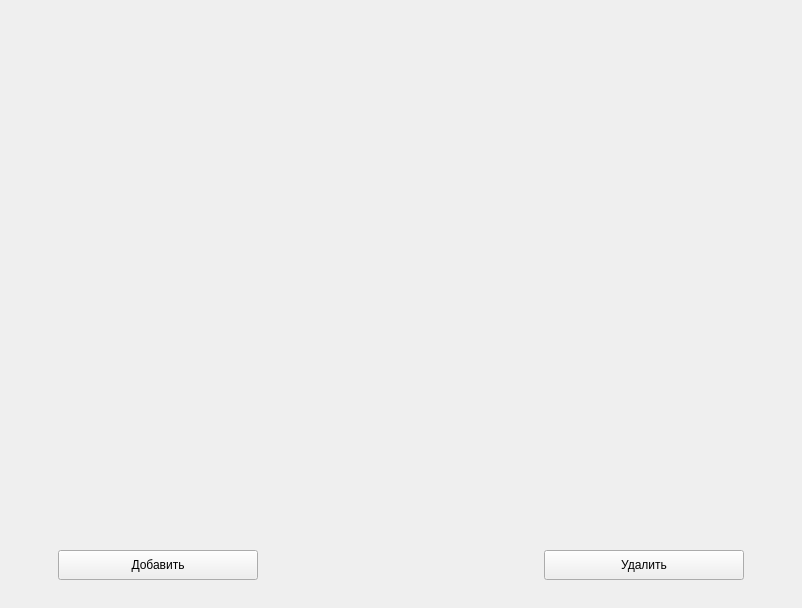
This is src/mainSGS/mainwindow.ui in GanenSS/ToDo_List as Qt 5 draws it before an edit. The edited form follows.
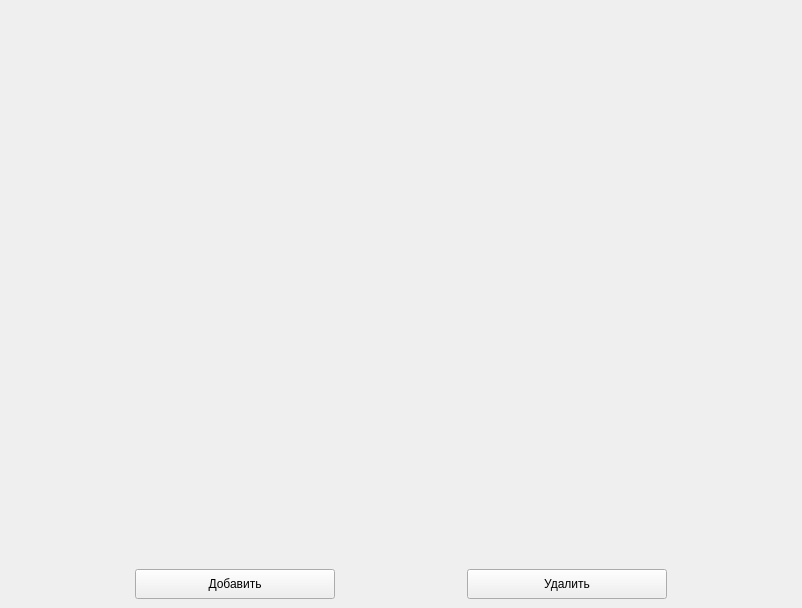
This is the edited form. Icons and pictures are not drawn.

Patch:
```diff
--- a/src/mainSGS/mainwindow.ui
+++ b/src/mainSGS/mainwindow.ui
@@ -36,49 +36,31 @@
    <bool>false</bool>
   </property>
   <widget class="QWidget" name="centralwidget">
-   <widget class="QWidget" name="widget" native="true">
-    <property name="enabled">
-     <bool>true</bool>
-    </property>
-    <property name="geometry">
-     <rect>
-      <x>11</x>
-      <y>27</y>
-      <width>779</width>
-      <height>500</height>
-     </rect>
-    </property>
-    <property name="sizePolicy">
-     <sizepolicy hsizetype="Fixed" vsizetype="Fixed">
-      <horstretch>0</horstretch>
-      <verstretch>0</verstretch>
-     </sizepolicy>
-    </property>
+   <layout class="QGridLayout" name="gridLayout">
+    <item row="2" column="3">
+     <widget class="QPushButton" name="removeButton">
     <property name="minimumSize">
      <size>
-      <width>779</width>
-      <height>500</height>
+        <width>200</width>
+        <height>30</height>
      </size>
     </property>
     <property name="maximumSize">
      <size>
-      <width>779</width>
-      <height>500</height>
-     </size>
-    </property>
-    <property name="autoFillBackground">
-     <bool>true</bool>
-    </property>
-   </widget>
+        <width>200</width>
+        <height>30</height>
+       </size>
+      </property>
+      <property name="styleSheet">
+       <string notr="true"/>
+      </property>
+      <property name="text">
+       <string>Удалить</string>
+      </property>
+     </widget>
+    </item>
+    <item row="2" column="1">
    <widget class="QPushButton" name="addButton">
-    <property name="geometry">
-     <rect>
-      <x>58</x>
-      <y>550</y>
-      <width>200</width>
-      <height>30</height>
-     </rect>
-    </property>
     <property name="sizePolicy">
      <sizepolicy hsizetype="Minimum" vsizetype="Minimum">
       <horstretch>0</horstretch>
@@ -104,34 +86,50 @@
      <string>Добавить</string>
     </property>
    </widget>
-   <widget class="QPushButton" name="removeButton">
-    <property name="geometry">
-     <rect>
-      <x>544</x>
-      <y>550</y>
-      <width>200</width>
-      <height>30</height>
-     </rect>
-    </property>
-    <property name="minimumSize">
+    </item>
+    <item row="2" column="4">
+     <spacer name="horizontalSpacer_2">
+      <property name="orientation">
+       <enum>Qt::Horizontal</enum>
+      </property>
+      <property name="sizeHint" stdset="0">
      <size>
-      <width>200</width>
-      <height>30</height>
-     </size>
-    </property>
-    <property name="maximumSize">
+        <width>40</width>
+        <height>20</height>
+       </size>
+      </property>
+     </spacer>
+    </item>
+    <item row="2" column="2">
+     <spacer name="horizontalSpacer_3">
+      <property name="orientation">
+       <enum>Qt::Horizontal</enum>
+      </property>
+      <property name="sizeHint" stdset="0">
      <size>
-      <width>200</width>
-      <height>30</height>
-     </size>
-    </property>
-    <property name="styleSheet">
-     <string notr="true"/>
-    </property>
-    <property name="text">
-     <string>Удалить</string>
-    </property>
-   </widget>
+        <width>40</width>
+        <height>20</height>
+       </size>
+      </property>
+     </spacer>
+    </item>
+    <item row="2" column="0">
+     <spacer name="horizontalSpacer">
+      <property name="orientation">
+       <enum>Qt::Horizontal</enum>
+      </property>
+      <property name="sizeHint" stdset="0">
+       <size>
+        <width>40</width>
+        <height>20</height>
+       </size>
+      </property>
+     </spacer>
+    </item>
+    <item row="1" column="0" colspan="5">
+     <widget class="QWidget" name="widget" native="true"/>
+    </item>
+   </layout>
   </widget>
  </widget>
  <resources>
```
Lines whose indentation alone changed are shown as unchanged.
